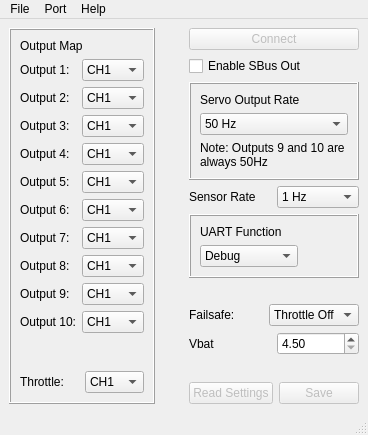
Qt form software/CRSFClient/mainwindow.ui (bemcgarvey/CRSFtoPWM) before a commit.
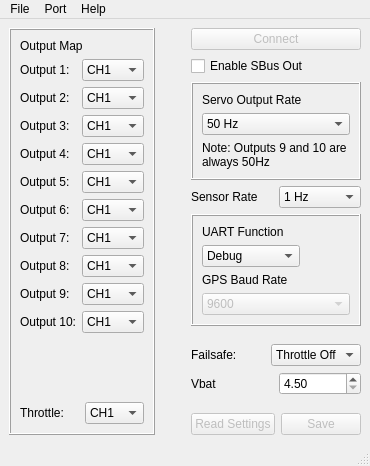
The same form after that commit. Icons and pictures are not drawn.

Commit message: Added gps baud options

Patch:
```diff
--- a/software/CRSFClient/mainwindow.ui
+++ b/software/CRSFClient/mainwindow.ui
@@ -6,8 +6,8 @@
    <rect>
     <x>0</x>
     <y>0</y>
-    <width>368</width>
-    <height>435</height>
+    <width>370</width>
+    <height>466</height>
    </rect>
   </property>
   <property name="windowTitle">
@@ -1199,6 +1199,45 @@
            </item>
           </widget>
          </item>
+         <item>
+          <widget class="QLabel" name="label_19">
+           <property name="text">
+            <string>GPS Baud Rate</string>
+           </property>
+          </widget>
+         </item>
+         <item>
+          <widget class="QComboBox" name="gpsBaudComboBox">
+           <property name="enabled">
+            <bool>false</bool>
+           </property>
+           <item>
+            <property name="text">
+             <string>9600</string>
+            </property>
+           </item>
+           <item>
+            <property name="text">
+             <string>19200</string>
+            </property>
+           </item>
+           <item>
+            <property name="text">
+             <string>38400</string>
+            </property>
+           </item>
+           <item>
+            <property name="text">
+             <string>57600</string>
+            </property>
+           </item>
+           <item>
+            <property name="text">
+             <string>115200</string>
+            </property>
+           </item>
+          </widget>
+         </item>
         </layout>
        </widget>
       </item>
@@ -1313,7 +1352,7 @@
     <rect>
      <x>0</x>
      <y>0</y>
-     <width>368</width>
+     <width>370</width>
      <height>22</height>
     </rect>
    </property>
```
The commit also changes 10 other files.
